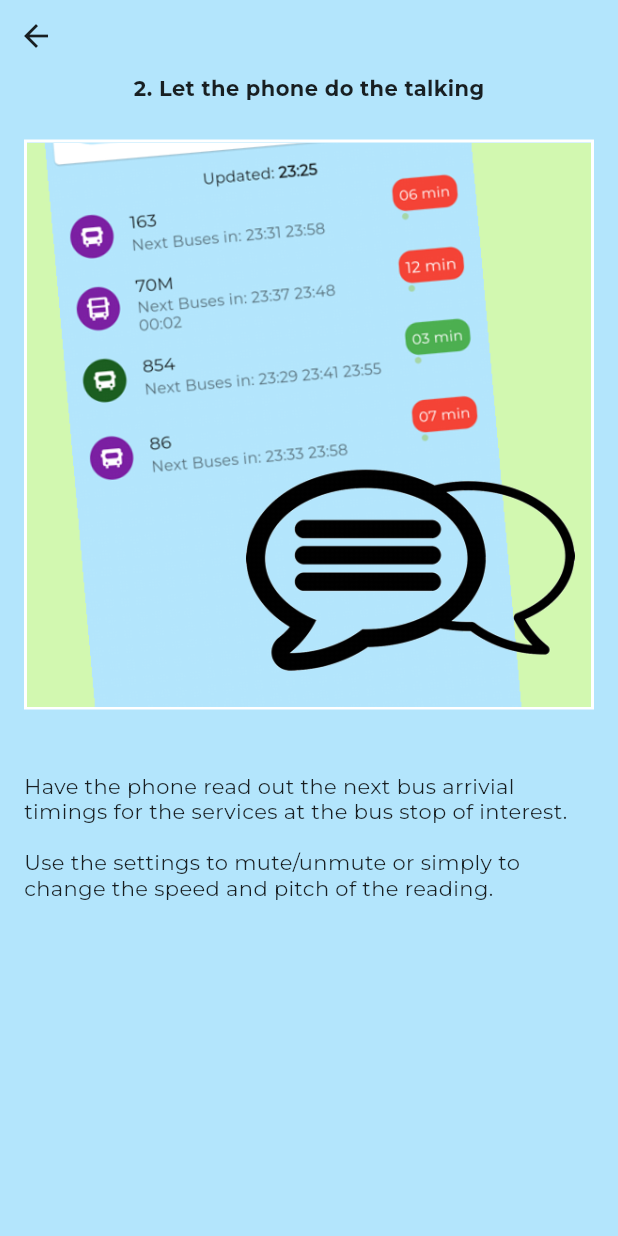
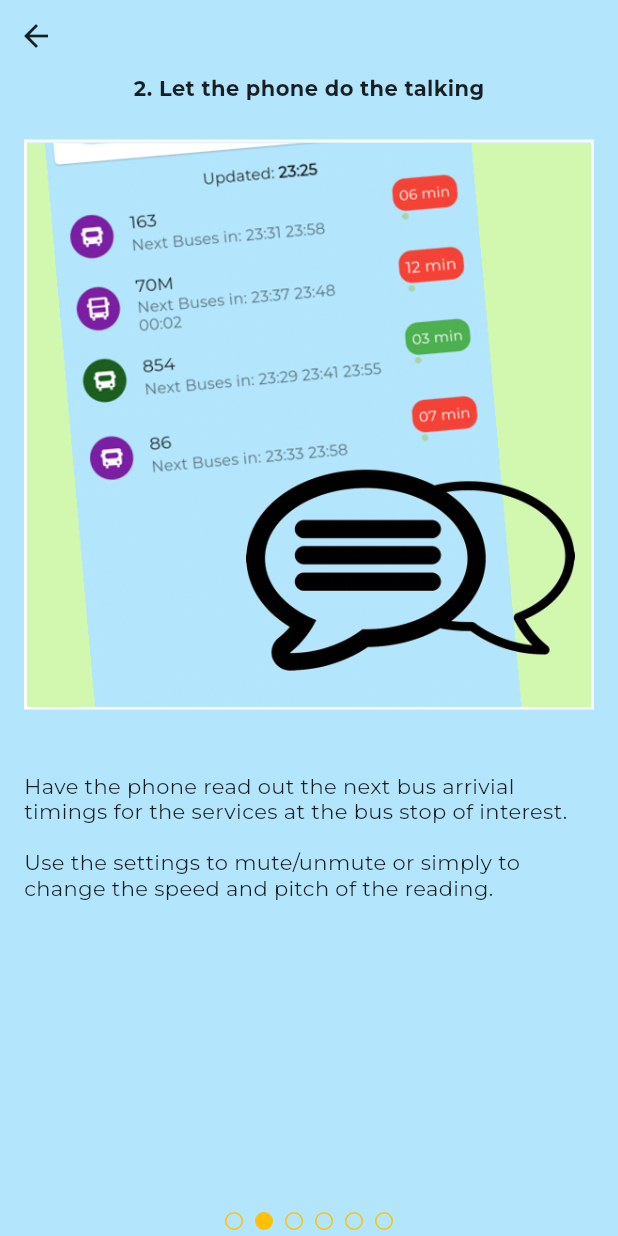
Before and after one commit to mipsmonsta/tokBusArrivals, a Flutter app: the TutorialPage screen opened by its route, swiped to page 2, on a phone screen of 412 x 824 dp. Run offline on Flutter 3.47's test engine with Material 2 defaults, Android fonts, the phone set to English and light mode, and no system bars; our stand-ins replace bloc, camera, equatable, flutter_bloc, flutter_map, flutter_svg and 12 more; missing offline and left inert: google_ml_kit, kdtree; accounts and stored records are empty; project files that could hold a hidden picture were left out.

Commit message:
Added tabpageselector for tutorialPage

```diff
--- a/lib/presentation/tutorialPage.dart
+++ b/lib/presentation/tutorialPage.dart
@@ -8,9 +8,63 @@ class TutorialPage extends StatefulWidget {
   _TutorialPageState createState() => _TutorialPageState();
 }
 
-class _TutorialPageState extends State<TutorialPage> {
+class _TutorialPageState extends State<TutorialPage>
+    with TickerProviderStateMixin {
   PageController pageController = PageController();
+  TabController? tabController;
   final double padding = 16.0;
+  var _files = [
+    [
+      'assets/tutorials/captions/feature_hear.txt',
+      'assets/tutorials/images/feature_hear.png',
+      'assets/tutorials/contents/feature_hear.txt',
+    ],
+    [
+      'assets/tutorials/captions/feature_speak.txt',
+      'assets/tutorials/images/feature_speak.png',
+      'assets/tutorials/contents/feature_speak.txt',
+    ],
+    [
+      'assets/tutorials/captions/feature_scan.txt',
+      'assets/tutorials/images/feature_scan.png',
+      'assets/tutorials/contents/feature_scan.txt',
+    ],
+    [
+      'assets/tutorials/captions/feature_find.txt',
+      'assets/tutorials/images/feature_find.png',
+      'assets/tutorials/contents/feature_find.txt',
+    ],
+    [
+      'assets/tutorials/captions/feature_map.txt',
+      'assets/tutorials/images/feature_map.png',
+      'assets/tutorials/contents/feature_map.txt',
+    ],
+    [
+      'assets/tutorials/captions/feature_timer.txt',
+      'assets/tutorials/images/feature_timer.png',
+      'assets/tutorials/contents/feature_timer.txt',
+    ],
+  ];
+
+  @override
+  void initState() {
+    super.initState();
+    tabController = TabController(length: _files.length, vsync: this);
+    pageController.addListener(_updateTabController);
+  }
+
+  void _updateTabController() {
+    tabController?.index = pageController.page!.toInt();
+    setState(() {});
+  }
+
+  @override
+  void dispose() {
+    pageController.removeListener(_updateTabController);
+
+    super.dispose();
+  }
+
   Widget _createPageWidget(
       String caption, String imagePath, String content, int widgetIndex) {
     return LayoutBuilder(builder: (context, viewportConstraints) {
@@ -66,43 +120,10 @@ class _TutorialPageState extends State<TutorialPage> {
   }
 
   List<Widget> _pageChildren() {
-    var files = [
-      [
-        'assets/tutorials/captions/feature_hear.txt',
-        'assets/tutorials/images/feature_hear.png',
-        'assets/tutorials/contents/feature_hear.txt',
-      ],
-      [
-        'assets/tutorials/captions/feature_speak.txt',
-        'assets/tutorials/images/feature_speak.png',
-        'assets/tutorials/contents/feature_speak.txt',
-      ],
-      [
-        'assets/tutorials/captions/feature_scan.txt',
-        'assets/tutorials/images/feature_scan.png',
-        'assets/tutorials/contents/feature_scan.txt',
-      ],
-      [
-        'assets/tutorials/captions/feature_find.txt',
-        'assets/tutorials/images/feature_find.png',
-        'assets/tutorials/contents/feature_find.txt',
-      ],
-      [
-        'assets/tutorials/captions/feature_map.txt',
-        'assets/tutorials/images/feature_map.png',
-        'assets/tutorials/contents/feature_map.txt',
-      ],
-      [
-        'assets/tutorials/captions/feature_timer.txt',
-        'assets/tutorials/images/feature_timer.png',
-        'assets/tutorials/contents/feature_timer.txt',
-      ],
-    ];
-
     return List.generate(
-        files.length,
+        _files.length,
         (index) => _createPageWidget(
-            files[index][0], files[index][1], files[index][2], index));
+            _files[index][0], _files[index][1], _files[index][2], index));
   }
 
   Future<String> _getStringFromFilePath(String path) async {
@@ -127,6 +148,10 @@ class _TutorialPageState extends State<TutorialPage> {
             icon: Icon(Icons.arrow_back),
             onPressed: () => Navigator.pop(context),
           ),
+          Positioned.fill(
+              child: Align(
+                  alignment: Alignment.bottomCenter,
+                  child: TabPageSelector(controller: tabController))),
         ]),
       ),
     );
--- a/pubspec.yaml
+++ b/pubspec.yaml
@@ -15,7 +15,7 @@ publish_to: 'none' # Remove this line if you wish to publish to pub.dev
 # In iOS, build-name is used as CFBundleShortVersionString while build-number used as CFBundleVersion.
 # Read more about iOS versioning at
 # https://developer.apple.com/library/archive/documentation/General/Reference/InfoPlistKeyReference/Articles/CoreFoundationKeys.html
-version: 1.1.3+12
+version: 1.1.4+13
 
 environment:
   sdk: ">=2.12.0 <3.0.0"
```
